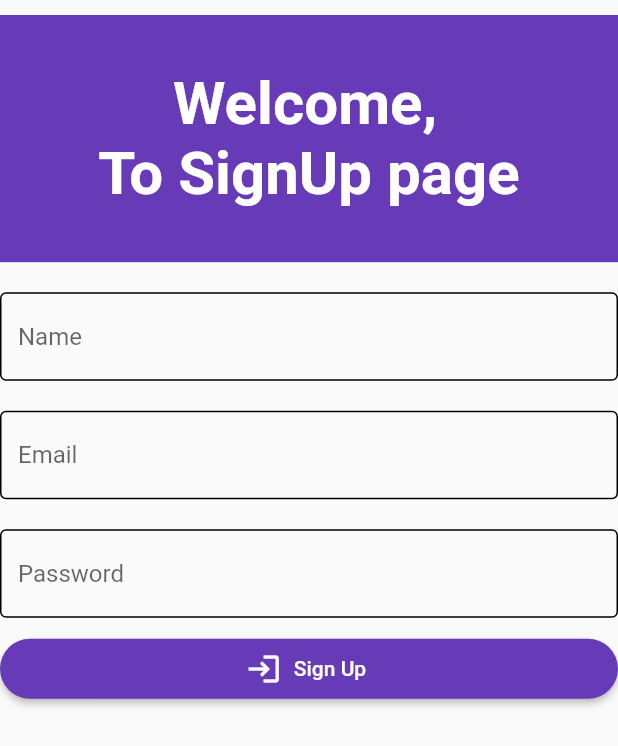
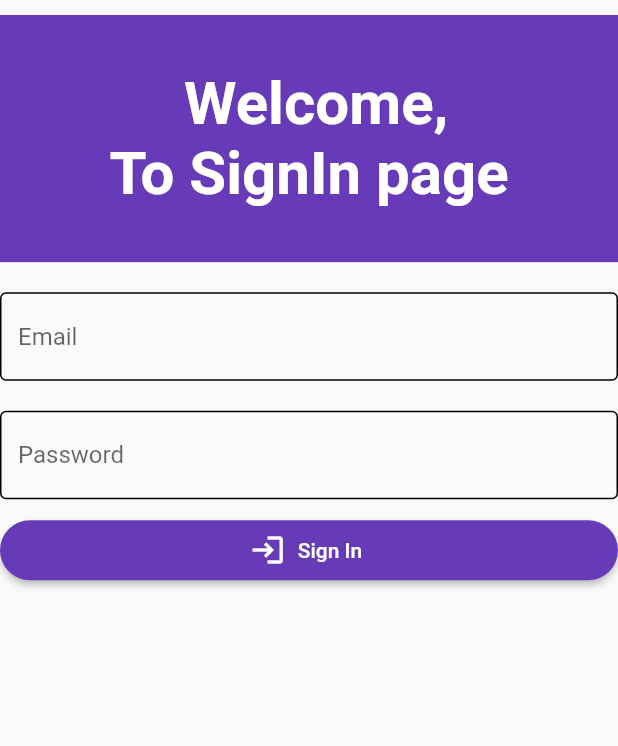
Before and after one commit to Praanim/Todo-App, a Flutter app: the screen it shows after launch, on a phone screen of 412 x 824 dp. Shown: the top 746 px of the screen. Run offline on Flutter 3.47's test engine with Material 2 defaults, Android fonts, the phone set to English and light mode, and no system bars; our stand-ins replace cloud_firestore, firebase_auth, firebase_core, firebase_storage, flutter_riverpod, fpdart and 1 more; accounts and stored records are empty.

Commit message:
login feature added

```diff
--- /dev/null
+++ b/lib/features/auth/screens/signInScreen.dart
@@ -0,0 +1,85 @@
+import 'package:flutter/material.dart';
+import 'package:flutter_riverpod/flutter_riverpod.dart';
+import 'package:hamro_app/constants/global_variables.dart';
+import 'package:hamro_app/features/auth/controller/authController.dart';
+import 'package:hamro_app/features/auth/screens/widgets/signInButton.dart';
+import 'package:hamro_app/shared/customtextfield.dart';
+
+class SignInScreen extends ConsumerStatefulWidget {
+  const SignInScreen({Key? key}) : super(key: key);
+
+  @override
+  ConsumerState<ConsumerStatefulWidget> createState() => _SignInScreenState();
+}
+
+class _SignInScreenState extends ConsumerState<SignInScreen> {
+  final TextEditingController _emailController = TextEditingController();
+  final TextEditingController _passwordController = TextEditingController();
+
+  final _formKey = GlobalKey<FormState>();
+
+  @override
+  Widget build(BuildContext context) {
+    return Scaffold(
+      body: Column(
+        mainAxisAlignment: MainAxisAlignment.start,
+        children: [
+          SizedBox(
+            height: 10,
+          ),
+          Container(
+            width: double.infinity,
+            height: MediaQuery.of(context).size.height / 5,
+            color: Colors.deepPurple,
+            child: Align(
+              child: Text(
+                "     Welcome,\n\To SignIn page",
+                style: TextStyle(
+                    color: Colors.white,
+                    fontWeight: FontWeight.bold,
+                    fontSize: 40),
+              ),
+            ),
+          ),
+          SizedBox(
+            height: 20,
+          ),
+          Form(
+            key: _formKey,
+            child: Column(
+              children: [
+                CustomTextField(
+                    controller: _emailController, hintText: "Email"),
+                SizedBox(
+                  height: 20,
+                ),
+                CustomTextField(
+                    controller: _passwordController, hintText: "Password"),
+                SizedBox(
+                  height: 10,
+                ),
+                ElevatedButton.icon(
+                    style: ElevatedButton.styleFrom(
+                        backgroundColor: GlobalVariables.secondaryColor,
+                        minimumSize: const Size(double.infinity, 40),
+                        shape: RoundedRectangleBorder(
+                            borderRadius: BorderRadius.circular(30))),
+                    onPressed: (() {
+                      //signIn
+                      if (_formKey.currentState!.validate()) {
+                        final authcontrollerinstance =
+                            ref.read(authControllerProvider);
+                        authcontrollerinstance.signInUser(_emailController.text,
+                            _passwordController.text, context);
+                      }
+                    }),
+                    icon: Icon(Icons.login),
+                    label: const Text("Sign In")),
+              ],
+            ),
+          )
+        ],
+      ),
+    );
+  }
+}
--- a/lib/main.dart
+++ b/lib/main.dart
@@ -1,3 +1,4 @@
+import 'package:firebase_auth/firebase_auth.dart';
 import 'package:firebase_core/firebase_core.dart';
 import 'package:flutter/material.dart';
 import 'package:flutter_riverpod/flutter_riverpod.dart';
@@ -6,7 +7,10 @@ import 'package:hamro_app/common/loader.dart';
 import 'package:hamro_app/constants/global_variables.dart';
 import 'package:hamro_app/features/auth/controller/authController.dart';
 import 'package:hamro_app/features/auth/screens/signUpScreen.dart';
+import 'package:hamro_app/model/user_model.dart';
 import 'package:hamro_app/screens/home.dart';
+
+import 'features/auth/screens/signInScreen.dart';
 
 void main() async {
   WidgetsFlutterBinding.ensureInitialized();
@@ -22,6 +26,13 @@ class MyApp extends ConsumerStatefulWidget {
 }
 
 class _MyAppState extends ConsumerState<MyApp> {
+  UserModel? userModel;
+  Future getUserData(WidgetRef ref, User authUser) async {
+    userModel =
+        await ref.watch(authControllerProvider).getUserdata(authUser.uid).first;
+    ref.read(userProvider.notifier).update((state) => userModel);
+  }
+
   @override
   Widget build(BuildContext context) {
     return ref.watch(authStateProvider).when(
@@ -36,7 +47,18 @@ class _MyAppState extends ConsumerState<MyApp> {
                     elevation: 0,
                     iconTheme: IconThemeData(color: Colors.white),
                   )),
-              home: user == null ? SignUpScreen() : HomePage(),
+              home: user != null
+                  ? FutureBuilder(
+                      builder:
+                          (BuildContext context, AsyncSnapshot<void> snapshot) {
+                        if (snapshot.connectionState == ConnectionState.done) {
+                          return HomePage();
+                        }
+                        return Scaffold(body: Loader());
+                      },
+                      future: getUserData(ref, user),
+                    )
+                  : SignInScreen(),
             );
           },
           error: (error, stackTrace) => ErrorText(error: error.toString()),
--- a/lib/screens/myContainer.dart
+++ b/lib/screens/myContainer.dart
@@ -81,7 +81,7 @@ class _MyContainerState extends State<MyContainer> {
                       subtitle: Text(todos[index].description),
                       trailing: GestureDetector(
                         onTap: () async {
-                          await _databaseHelper.deleteTask(todos[index].id);
+                          await _databaseHelper.deleteTask(todos[index].docid);
                         },
                         child: Container(
                             height: 30,
--- a/pubspec.yaml
+++ b/pubspec.yaml
@@ -36,6 +36,7 @@ dependencies:
     sdk: flutter
   flutter_riverpod: ^2.1.3
   fpdart: ^0.4.0
+  routemaster: ^1.0.1
 
 dev_dependencies:
   flutter_lints: ^1.0.0
```
Also changed, not shown: lib/database/db_services.dart (+10 -9 lines), lib/features/auth/controller/authController.dart (+17 -8 lines), lib/features/auth/repository/auth_repository.dart (+24 -3 lines), lib/model/todo_model.dart (+8 -4 lines), lib/screens/home.dart (+18 -6 lines), lib/screens/update_screen.dart (+5 -2 lines), pubspec.lock.
